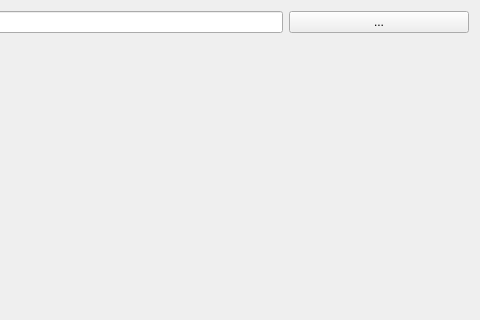
First picture: the form in dcs_code_injector/ui/dcs_code_injector_settings_ui.ui, repository nielsvaes/dcs_code_injector, before the edit; both pictures show x 464 to 944 and y 0 to 320 of the 944 by 544 pixel window.
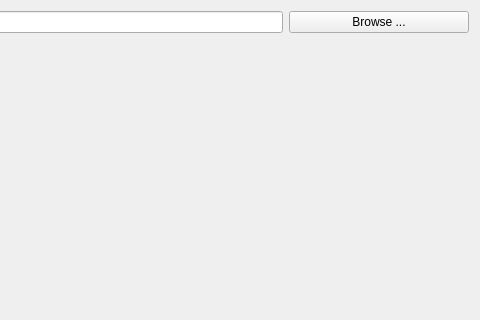
Second picture: the form after the edit.

```diff
--- a/dcs_code_injector/ui/dcs_code_injector_settings_ui.ui
+++ b/dcs_code_injector/ui/dcs_code_injector_settings_ui.ui
@@ -78,7 +78,7 @@
    <item row="0" column="4">
     <widget class="QPushButton" name="btn_browse">
      <property name="text">
-      <string>...</string>
+      <string>Browse ...</string>
      </property>
     </widget>
    </item>
```
